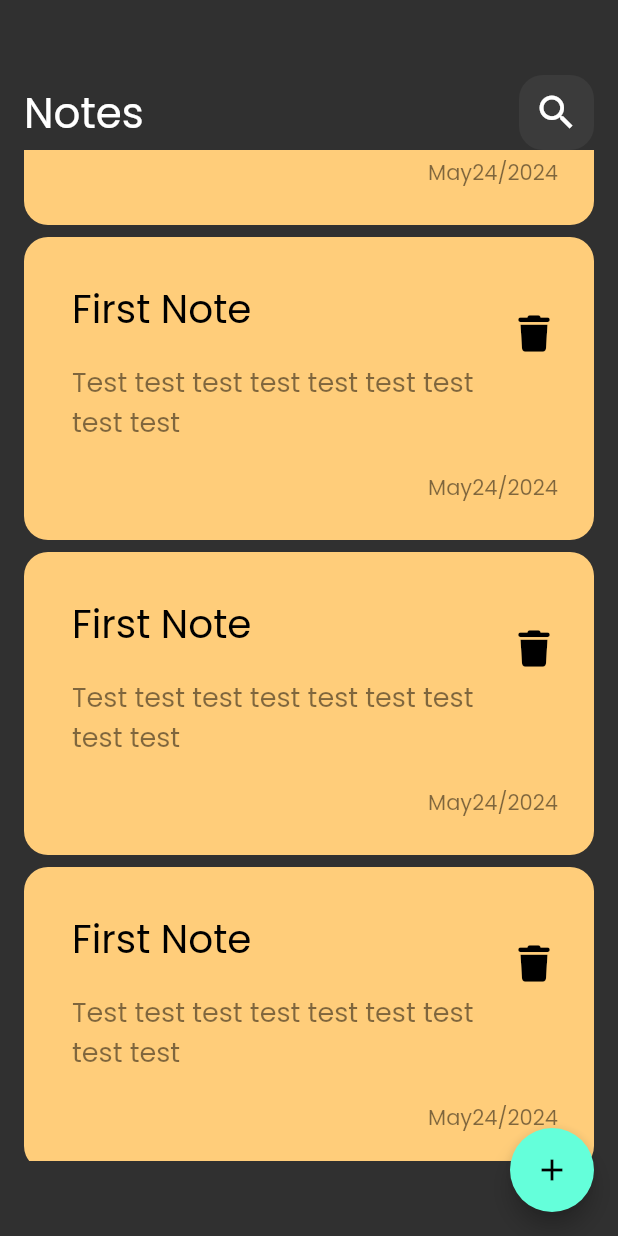
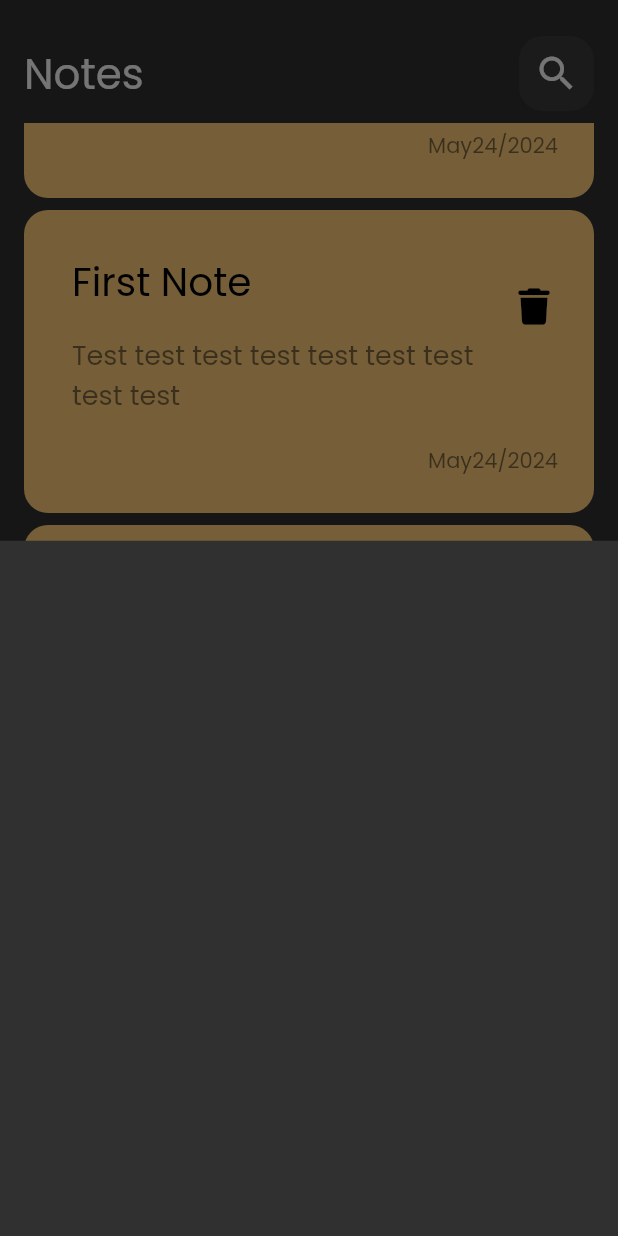
Before and after one commit to MostafaMahmoudFahmy/flutter_notes, a Flutter app: the screen it shows after launch, scrolled down 576 dp, after a tap on the "add" icon, on a phone screen of 412 x 824 dp. Run offline on Flutter 3.47's test engine with Material 2 defaults, Android fonts, the phone set to English and light mode, and no system bars; our stand-ins replace font_awesome_flutter.

Commit message:
show modal bottom sheet

```diff
--- a/lib/views/notes_view.dart
+++ b/lib/views/notes_view.dart
@@ -1,5 +1,6 @@
 import 'package:flutter/material.dart';
 
+import '../widgets/add_note_bottom_sheet.dart';
 import '../widgets/notes_view_body.dart';
 
 class NotesView extends StatelessWidget {
@@ -9,7 +10,13 @@ class NotesView extends StatelessWidget {
   Widget build(BuildContext context) {
     return Scaffold(
       floatingActionButton: FloatingActionButton(
-        onPressed: () {},
+        onPressed: () {
+          showModalBottomSheet(
+              context: context,
+              builder: (context) {
+                return const AddNoteBottomSheet();
+              });
+        },
         child: const Icon(Icons.add),
       ),
       body: const NotesViewBody(),
--- /dev/null
+++ b/lib/widgets/add_note_bottom_sheet.dart
@@ -0,0 +1,10 @@
+import 'package:flutter/material.dart';
+
+class AddNoteBottomSheet extends StatelessWidget {
+  const AddNoteBottomSheet({super.key});
+
+  @override
+  Widget build(BuildContext context) {
+    return Container();
+  }
+}
--- a/lib/widgets/custom_notes_item_builder.dart
+++ b/lib/widgets/custom_notes_item_builder.dart
@@ -7,13 +7,17 @@ class NotesItemList extends StatelessWidget {
 
   @override
   Widget build(BuildContext context) {
-    return ListView.builder(
+    return Padding(
+      padding: const EdgeInsets.symmetric(vertical: 8),
+      child: ListView.builder(
+          padding: EdgeInsets.zero,
           itemCount: 10,
           itemBuilder: (context, index) {
             return const Padding(
               padding: EdgeInsets.symmetric(vertical: 4),
               child: NoteItem(),
             );
-        });
+          }),
+    );
   }
 }
--- a/lib/widgets/notes_view_body.dart
+++ b/lib/widgets/notes_view_body.dart
@@ -10,7 +10,7 @@ class NotesViewBody extends StatelessWidget {
   Widget build(BuildContext context) {
     return const Scaffold(
       body: Padding(
-        padding: EdgeInsets.symmetric(horizontal: 16, vertical: 50),
+        padding: EdgeInsets.only(right: 16, left: 16, top: 24),
         child: Column(
           children: [CustomAbbBar(), Expanded(child: NotesItemList())],
         ),
```
Lines whose indentation alone changed are shown as unchanged.
